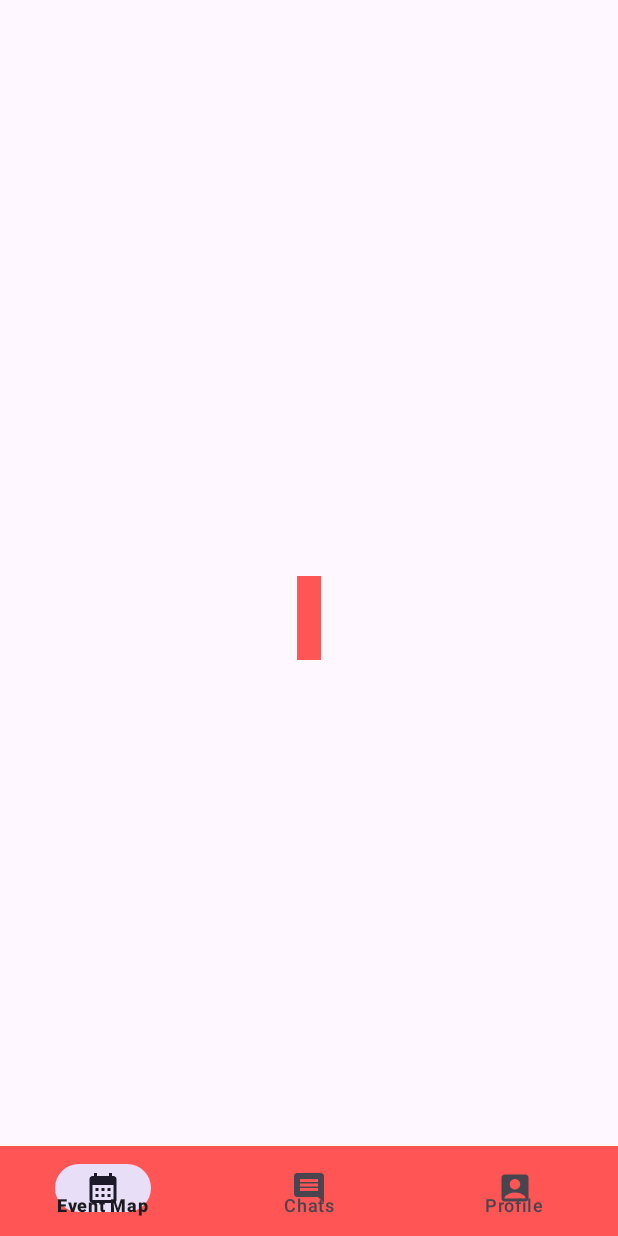
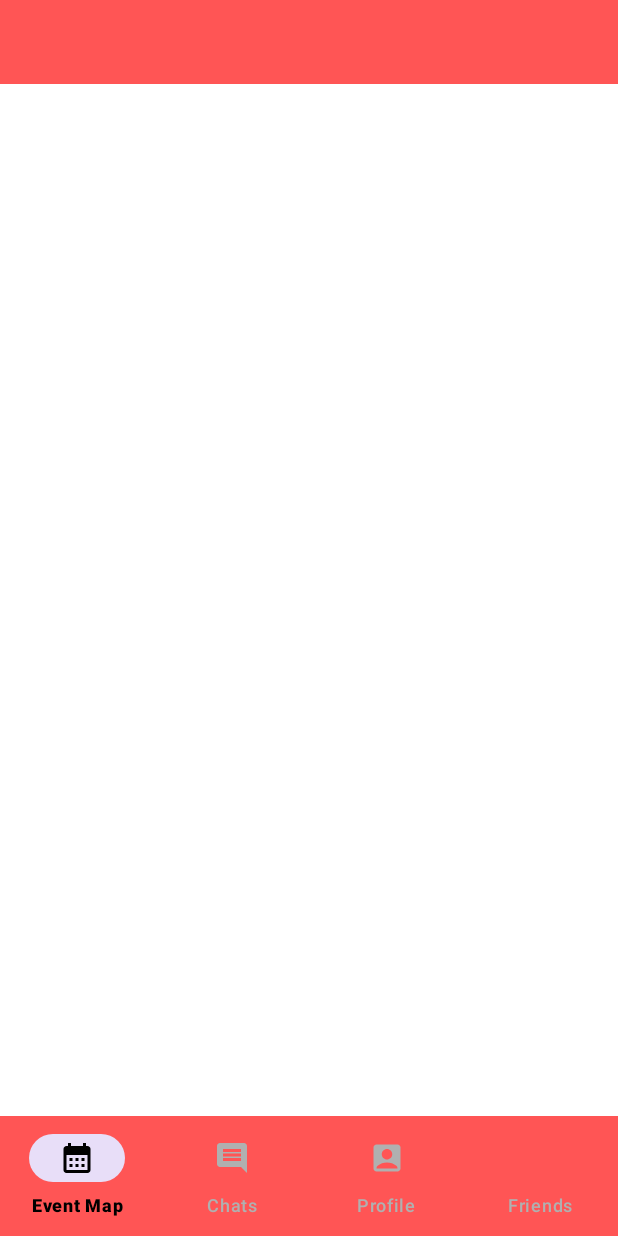
Before and after one commit to CodingKayvon/Zone, an Android app: the HomeActivity screen opened directly, with no data from a screen before it, on a phone screen of 412 x 824 dp. Run offline under Robolectric (Android 15) with nearby library versions, the phone set to English and light mode, and no system bars.

Commit message:
made sure that HomeActivity was working properly with the nav bar at the bottom, also made sure signin brings you to the homeactivity

```diff
--- a/app/src/main/java/com/example/zone/home/HomeActivity.kt
+++ b/app/src/main/java/com/example/zone/home/HomeActivity.kt
@@ -1,16 +1,38 @@
 package com.example.zone.home
 
 import android.os.Bundle
-import androidx.activity.enableEdgeToEdge
 import androidx.appcompat.app.AppCompatActivity
+import androidx.fragment.app.Fragment
 import com.example.zone.R
+import com.google.android.material.bottomnavigation.BottomNavigationView
 
 class HomeActivity : AppCompatActivity() {
+
     override fun onCreate(savedInstanceState: Bundle?) {
         super.onCreate(savedInstanceState)
-        enableEdgeToEdge()
         setContentView(R.layout.activity_home)
 
+        // Set default fragment (chatsFragment)
+        loadFragment(chatsFragment())
 
+        // Set up bottom navigation
+        val bottomNav = findViewById<BottomNavigationView>(R.id.bottom_nav)
+        bottomNav.setOnItemSelectedListener { menuItem ->
+            when (menuItem.itemId) {
+                R.id.ic_chats -> loadFragment(chatsFragment())
+                R.id.nav_friends -> loadFragment(friendfindingFragment())
+                R.id.ic_eventMap -> loadFragment(MapsFragment())
+                R.id.ic_profile -> loadFragment(profileFragment())
+                else -> false
+            }
+        }
+    }
+
+    // Helper function to load a fragment
+    private fun loadFragment(fragment: Fragment): Boolean {
+        supportFragmentManager.beginTransaction()
+            .replace(R.id.fragmentContainerView, fragment)
+            .commit()
+        return true
     }
 }
--- a/app/src/main/java/com/example/zone/home/MapsFragment.kt
+++ b/app/src/main/java/com/example/zone/home/MapsFragment.kt
@@ -6,6 +6,7 @@ import android.os.Bundle
 import android.view.LayoutInflater
 import android.view.View
 import android.view.ViewGroup
+import com.example.zone.R
 
 import com.google.android.gms.maps.CameraUpdateFactory
 import com.google.android.gms.maps.GoogleMap
--- a/app/src/main/java/com/example/zone/home/chatsFragment.kt
+++ b/app/src/main/java/com/example/zone/home/chatsFragment.kt
@@ -5,25 +5,9 @@ import androidx.fragment.app.Fragment
 import android.view.LayoutInflater
 import android.view.View
 import android.view.ViewGroup
-import androidx.appcompat.widget.Toolbar
 import com.example.zone.R
 
-// TODO: Rename parameter arguments, choose names that match
-// the fragment initialization parameters, e.g. ARG_ITEM_NUMBER
-
-/**
- * A simple [Fragment] subclass.
- * Use the [chatsFragment.newInstance] factory method to
- * create an instance of this fragment.
- */
 class chatsFragment : Fragment() {
-    // TODO: Rename and change types of parameters
-    private var param1: String? = null
-    private var param2: String? = null
-
-    override fun onCreate(savedInstanceState: Bundle?) {
-        super.onCreate(savedInstanceState)
-    }
 
     override fun onCreateView(
         inflater: LayoutInflater, container: ViewGroup?,
@@ -32,24 +16,4 @@ class chatsFragment : Fragment() {
         // Inflate the layout for this fragment
         return inflater.inflate(R.layout.fragment_chats, container, false)
     }
-
-    companion object {
-        /**
-         * Use this factory method to create a new instance of
-         * this fragment using the provided parameters.
-         *
-         * @param param1 Parameter 1.
-         * @param param2 Parameter 2.
-         * @return A new instance of fragment chatsFragment.
-         */
-        // TODO: Rename and change types and number of parameters
-        @JvmStatic
-        fun newInstance(param1: String, param2: String) =
-            chatsFragment().apply {
-                arguments = Bundle().apply {
-                    putString(ARG_PARAM1, param1)
-                    putString(ARG_PARAM2, param2)
-                }
-            }
-    }
 }
--- /dev/null
+++ b/app/src/main/res/color/selector_bottom_nav_colors.xml
@@ -0,0 +1,7 @@
+<?xml version="1.0" encoding="utf-8"?>
+<selector xmlns:android="http://schemas.android.com/apk/res/android">
+    <!-- Selected item -->
+    <item android:color="@color/black" android:state_checked="true" />
+    <!-- Not selected item -->
+    <item android:color="@color/gray" android:state_checked="false" />
+</selector>
--- a/app/src/main/res/layout/activity_home.xml
+++ b/app/src/main/res/layout/activity_home.xml
@@ -8,28 +8,30 @@
     android:layout_height="match_parent"
     tools:context=".home.HomeActivity">
 
-
+    <!-- Fragment container to display the screens -->
     <androidx.fragment.app.FragmentContainerView
         android:id="@+id/fragmentContainerView"
         android:name="com.example.zone.home.chatsFragment"
-        android:layout_width="wrap_content"
-        android:layout_height="wrap_content"
-        app:layout_constraintBottom_toBottomOf="parent"
+        android:layout_width="0dp"
+        android:layout_height="0dp"
+        app:layout_constraintTop_toTopOf="parent"
+        app:layout_constraintBottom_toTopOf="@id/bottom_nav"
+        app:layout_constraintStart_toStartOf="parent"
         app:layout_constraintEnd_toEndOf="parent"
-        app:layout_constraintStart_toStartOf="parent"
-        app:layout_constraintTop_toTopOf="parent" />
+        tools:layout="@layout/fragment_chats" />
 
+    <!-- Bottom Navigation Bar -->
     <com.google.android.material.bottomnavigation.BottomNavigationView
         android:id="@+id/bottom_nav"
-        android:layout_width="wrap_content"
-        android:layout_height="60dp"
-        android:layout_marginTop="96dp"
-        android:layout_marginBottom="0dp"
-        android:background="#ff5555"
-        app:layout_constraintBottom_toBottomOf="parent"
-        app:layout_constraintEnd_toEndOf="parent"
-        app:layout_constraintStart_toStartOf="parent"
-        app:layout_constraintTop_toBottomOf="@+id/fragmentContainerView"
-        app:layout_constraintVertical_bias="1.0"
-        app:menu="@menu/bottom_nav_menu" />
+        android:layout_width="0dp"
+        android:layout_height="wrap_content"
+        android:background="#FF5555"
+    app:menu="@menu/bottom_nav_menu"
+    app:labelVisibilityMode="labeled"
+    app:itemIconTint="@color/selector_bottom_nav_colors"
+    app:itemTextColor="@color/selector_bottom_nav_colors"
+    app:layout_constraintBottom_toBottomOf="parent"
+    app:layout_constraintStart_toStartOf="parent"
+    app:layout_constraintEnd_toEndOf="parent" />
+
 </androidx.constraintlayout.widget.ConstraintLayout>
--- a/app/src/main/res/menu/bottom_nav_menu.xml
+++ b/app/src/main/res/menu/bottom_nav_menu.xml
@@ -15,4 +15,8 @@
         android:title="Profile"
         android:icon="@drawable/profile_box">
     </item>
+    <item
+        android:id="@+id/nav_friends"
+        android:title="Friends" >
+    </item>
 </menu>
--- a/app/src/main/res/values/colors.xml
+++ b/app/src/main/res/values/colors.xml
@@ -3,4 +3,5 @@
     <color name="black">#FF000000</color>
     <color name="white">#FFFFFFFF</color>
     <color name="zone_red">#FF5555</color>
+    <color name="gray">#B0B0B0</color>
 </resources>
```
Also changed, not shown: app/src/main/java/com/example/zone/login/SignInActivity.kt (+40 -7 lines).
